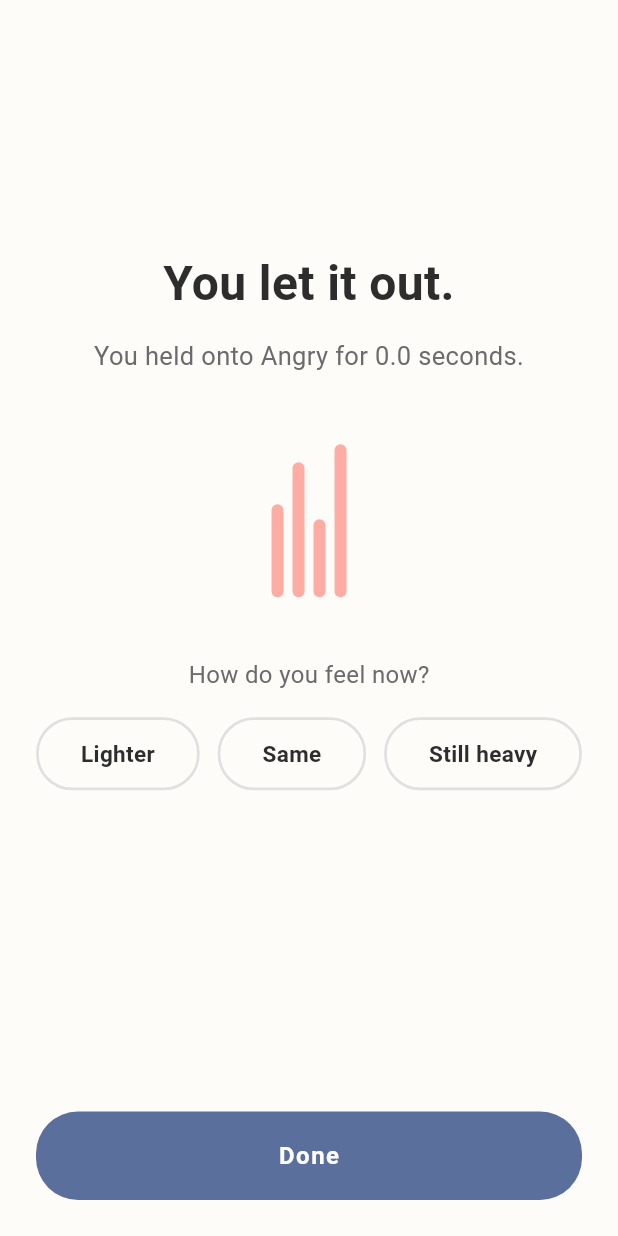
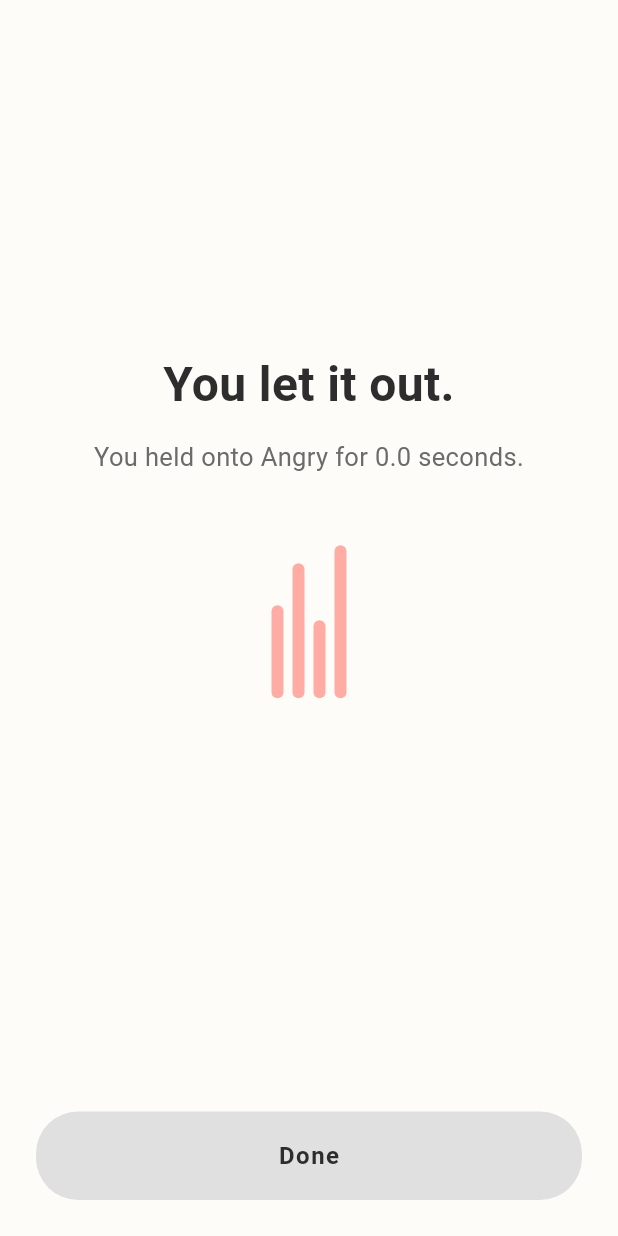
Before and after one commit to kobecai/emotion_app, a Flutter app: the DoneScreen screen opened directly with empty values, on a phone screen of 412 x 824 dp. Run offline on Flutter 3.47's test engine with Material 3 defaults, Android fonts, the phone set to English and light mode, and no system bars; our stand-ins replace shared_preferences; accounts and stored records are empty; Roboto replaces fonts that are missing (San Francisco).

Commit message:
update done page

```diff
--- a/lib/ui/features/home/screens/done_screen.dart
+++ b/lib/ui/features/home/screens/done_screen.dart
@@ -1,3 +1,4 @@
+import 'dart:async';
 import 'dart:math' as math;
 
 import 'package:flutter/material.dart';
@@ -5,7 +6,6 @@
 import '../../../../domain/models/emotion.dart';
 import '../../../../domain/models/release_entry.dart';
 import '../../../core/themes/app_theme.dart';
-import '../widgets/feedback_button.dart';
 import '../widgets/release_visualization.dart';
 
 class DoneScreen extends StatefulWidget {
@@ -20,23 +20,28 @@
 
 class _DoneScreenState extends State<DoneScreen>
     with SingleTickerProviderStateMixin {
-  static const int _minDoneEnableMs = 1200;
+  static const int _minDoneEnableMs = 600;
   static const int _doneEnableFadeMs = 200;
   static const int _releaseVizStartDelayMs = 300;
   static const int _baseTimelineMs = 3200;
+  static const int _autoExitDelayMs = 5000;
+  static const Color _ctaColor = Color(0xFF888888);
+  static const Color _doneBaseColor = Color(0xFFE0E0E0);
+  static const Color _doneHoverColor = Color(0xFFCCCCCC);
   late int _timelineMs;
   late AnimationController _timelineController;
   late Animation<double> _titleAnimation;
   late Animation<double> _barsAnimation;
   late Animation<double> _subtextAnimation;
-  late Animation<double> _questionAnimation;
   late Animation<double> _rememberAnimation;
   late Animation<double> _doneAppearAnimation;
   late Animation<double> _doneEnableAnimation;
-  String? _selectedFeedback;
   final TextEditingController _noteController = TextEditingController();
   final ReleaseStorage _storage = ReleaseStorage();
   bool _noteSaved = false;
+  bool _hasUserInteracted = false;
+  bool _isExiting = false;
+  Timer? _autoExitTimer;
 
   @override
   void initState() {
@@ -51,9 +56,8 @@
     _titleAnimation = _interval(0, 300, Curves.easeOutCubic);
     _barsAnimation = _interval(300, 600, Curves.easeOut);
     _subtextAnimation = _interval(0, 300, Curves.easeOut);
-    _questionAnimation = _interval(1200, 1450, Curves.easeOut);
-    _rememberAnimation = _interval(2500, 3000, Curves.easeOut);
-    _doneAppearAnimation = _interval(1100, 1300, Curves.easeOut);
+    _rememberAnimation = _interval(2100, 2400, Curves.easeOut);
+    _doneAppearAnimation = _interval(600, 800, Curves.easeOut);
     _doneEnableAnimation = _interval(
       doneEnableStartMs,
       doneEnableStartMs + _doneEnableFadeMs,
@@ -61,10 +65,15 @@
     );
 
     _timelineController.forward();
+    _autoExitTimer = Timer(const Duration(milliseconds: _autoExitDelayMs), () {
+      if (!mounted || _hasUserInteracted || _isExiting) return;
+      _onDone();
+    });
   }
 
   @override
   void dispose() {
+    _autoExitTimer?.cancel();
     _timelineController.dispose();
     _noteController.dispose();
     super.dispose();
@@ -115,12 +124,15 @@
   }
 
   Future<void> _onDone() async {
+    if (_isExiting) return;
+    _isExiting = true;
+    _autoExitTimer?.cancel();
     final trimmedNote = _noteController.text.trim();
     final entry = ReleaseEntry(
       emotion: widget.emotion,
       durationSeconds: widget.duration,
       createdAt: DateTime.now(),
-      feedback: _selectedFeedback,
+      feedback: null,
       note: trimmedNote.isEmpty ? null : trimmedNote,
     );
     await _storage.saveEntry(entry);
@@ -249,6 +261,14 @@
   Widget build(BuildContext context) {
     return Scaffold(
       body: SafeArea(
+        child: Listener(
+          onPointerDown: (_) {
+            if (_hasUserInteracted) return;
+            setState(() {
+              _hasUserInteracted = true;
+            });
+            _autoExitTimer?.cancel();
+          },
           child: Padding(
             padding: const EdgeInsets.symmetric(
               horizontal: AppTheme.pageHorizontalPadding,
@@ -284,79 +304,24 @@
                     padding: const EdgeInsets.only(top: 28),
                     child: ReleaseVisualization(
                       duration: widget.duration,
-                    startDelay:
-                        const Duration(milliseconds: _releaseVizStartDelayMs),
+                      startDelay: const Duration(
+                        milliseconds: _releaseVizStartDelayMs,
                       ),
                     ),
                   ),
-              _buildStaged(
-                animation: _questionAnimation,
-                offsetY: 0,
-                child: const Padding(
-                  padding: EdgeInsets.only(top: 40),
-                  child: Text('How do you feel now?', style: AppTheme.bodyStyle),
                 ),
-              ),
-              Padding(
-                padding: const EdgeInsets.only(top: 16),
-                child: Wrap(
-                  spacing: 12,
-                  runSpacing: 12,
-                  alignment: WrapAlignment.center,
-                  children: [
-                    _buildStaged(
-                      animation: _interval(1500, 1750, Curves.easeOut),
-                      offsetY: 8,
-                      child: FeedbackButton(
-                        label: 'Lighter',
-                        isSelected: _selectedFeedback == 'Lighter',
-                        onTap: () {
-                          setState(() {
-                            _selectedFeedback = 'Lighter';
-                          });
-                        },
-                      ),
-                    ),
-                    _buildStaged(
-                      animation: _interval(1580, 1830, Curves.easeOut),
-                      offsetY: 8,
-                      child: FeedbackButton(
-                        label: 'Same',
-                        isSelected: _selectedFeedback == 'Same',
-                        onTap: () {
-                          setState(() {
-                            _selectedFeedback = 'Same';
-                          });
-                        },
-                      ),
-                    ),
-                    _buildStaged(
-                      animation: _interval(1660, 1910, Curves.easeOut),
-                      offsetY: 8,
-                      child: FeedbackButton(
-                        label: 'Still heavy',
-                        isSelected: _selectedFeedback == 'Still heavy',
-                        onTap: () {
-                          setState(() {
-                            _selectedFeedback = 'Still heavy';
-                          });
-                        },
-                      ),
-                    ),
-                  ],
-                ),
-              ),
+                const Spacer(),
                 _buildStaged(
                   animation: _rememberAnimation,
                   offsetY: 0,
                   child: Padding(
-                  padding: const EdgeInsets.only(top: 24),
+                    padding: const EdgeInsets.only(top: 6, bottom: 12),
                     child: TextButton(
                       onPressed: _noteSaved ? null : _openRememberModal,
                       style: TextButton.styleFrom(
                         foregroundColor: _noteSaved
-                          ? AppTheme.textSecondary.withValues(alpha: 0.35)
-                          : AppTheme.textSecondary.withValues(alpha: 0.7),
+                            ? _ctaColor.withValues(alpha: 0.45)
+                            : _ctaColor,
                         padding: EdgeInsets.zero,
                         minimumSize: const Size(0, 0),
                         tapTargetSize: MaterialTapTargetSize.shrinkWrap,
@@ -368,14 +333,13 @@
                         style: AppTheme.captionStyle.copyWith(
                           fontSize: 14,
                           color: _noteSaved
-                            ? AppTheme.textSecondary.withValues(alpha: 0.35)
-                            : AppTheme.textSecondary.withValues(alpha: 0.7),
+                              ? _ctaColor.withValues(alpha: 0.45)
+                              : _ctaColor,
                         ),
                       ),
                     ),
                   ),
                 ),
-              const Spacer(),
                 AnimatedBuilder(
                   animation: Listenable.merge([
                     _doneAppearAnimation,
@@ -397,14 +361,36 @@
                             width: double.infinity,
                             child: ElevatedButton(
                               onPressed: isEnabled ? _onDone : null,
-                            style: ElevatedButton.styleFrom(
-                              backgroundColor: AppTheme.primaryColor,
-                              foregroundColor: Colors.white,
-                              padding: const EdgeInsets.symmetric(vertical: 18),
-                              shape: RoundedRectangleBorder(
+                              style: ButtonStyle(
+                                backgroundColor:
+                                    WidgetStateProperty.resolveWith<Color>(
+                                  (states) {
+                                    if (states.contains(
+                                          WidgetState.hovered,
+                                        ) ||
+                                        states.contains(
+                                          WidgetState.pressed,
+                                        )) {
+                                      return _doneHoverColor;
+                                    }
+                                    return _doneBaseColor;
+                                  },
+                                ),
+                                foregroundColor:
+                                    WidgetStateProperty.all<Color>(
+                                  AppTheme.textPrimary,
+                                ),
+                                padding:
+                                    WidgetStateProperty.all<EdgeInsets>(
+                                  const EdgeInsets.symmetric(vertical: 18),
+                                ),
+                                shape: WidgetStateProperty.all(
+                                  RoundedRectangleBorder(
                                     borderRadius: BorderRadius.circular(28),
                                   ),
-                              elevation: 0,
+                                ),
+                                elevation:
+                                    WidgetStateProperty.all<double>(0),
                               ),
                               child: const Text(
                                 'Done',
@@ -425,6 +411,7 @@
             ),
           ),
         ),
+      ),
     );
   }
 }
```
Also changed, not shown: 1 other file. Lines whose indentation alone changed are shown as unchanged.
